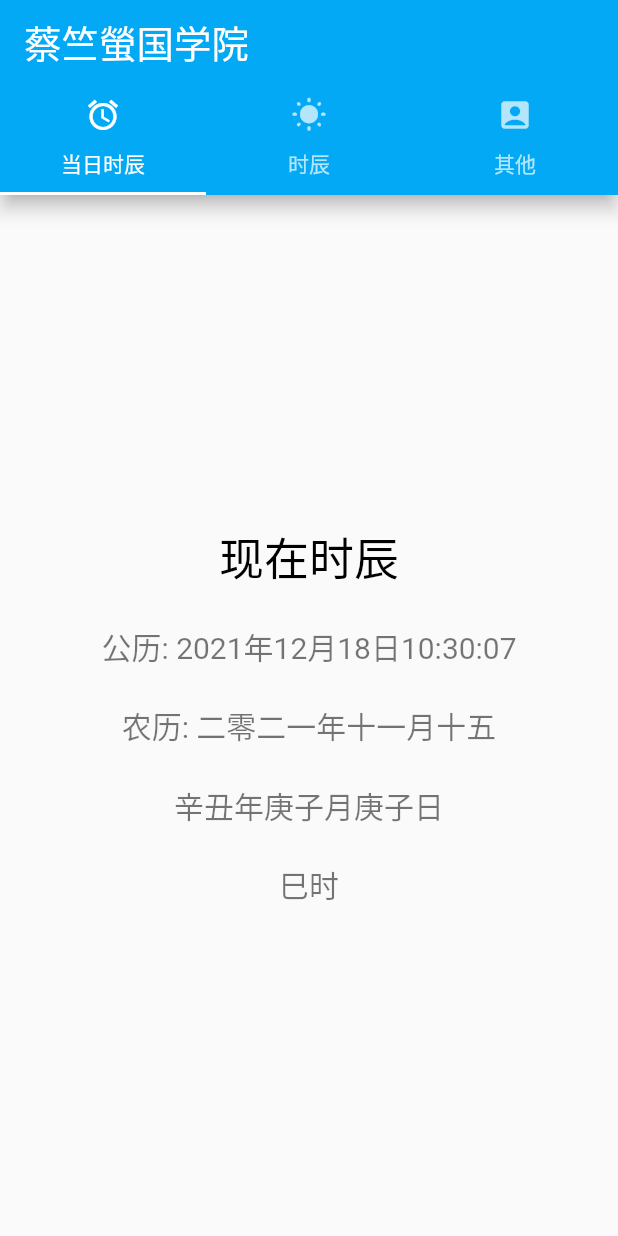
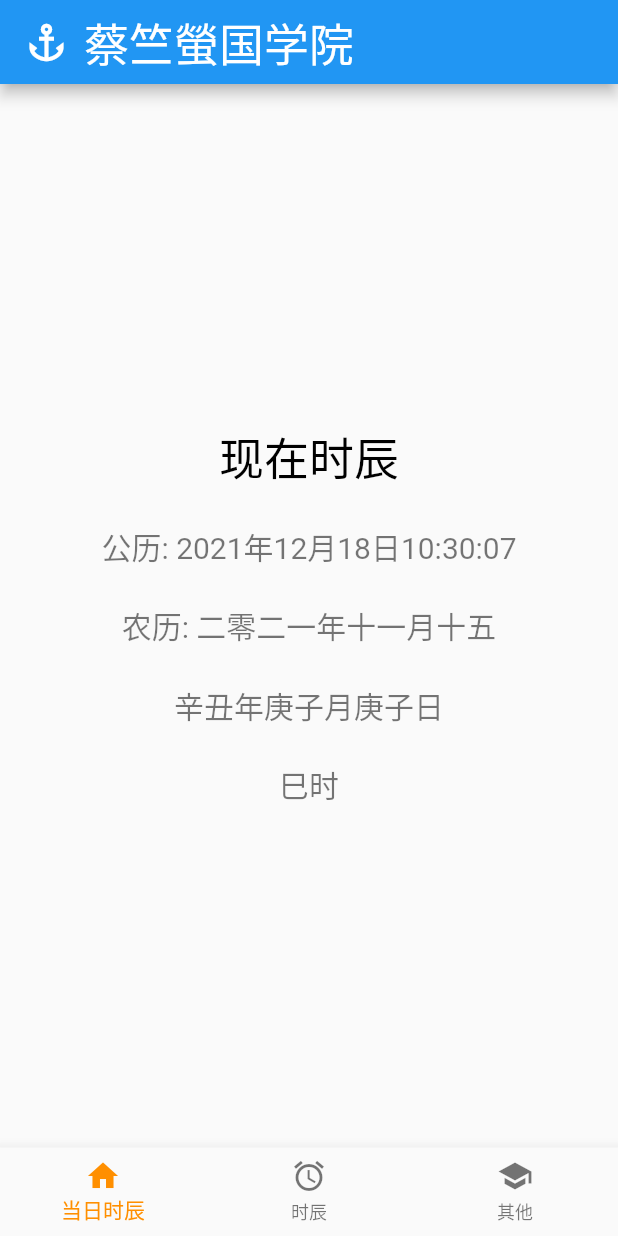
Before and after one commit to minghuwang/lunar_time, a Flutter app: the screen it shows after launch, on a phone screen of 412 x 824 dp. Run offline on Flutter 3.47's test engine with Material 2 defaults, Android fonts, the phone set to English and light mode, and no system bars.

Commit message:
replace tab with bottom nav

```diff
--- a/lib/main.dart
+++ b/lib/main.dart
@@ -17,9 +17,9 @@ class MyApp extends StatelessWidget {
     return MaterialApp(
       title: '时辰',
       debugShowCheckedModeBanner: false,
-      theme: ThemeData(
-        primarySwatch: Colors.blue,
-      ),
+      // theme: ThemeData(
+      //   primarySwatch: Colors.blue,
+      // ),
       home: MyHomePage(title: "当日时辰"),
     );
   }
@@ -263,64 +263,100 @@ class _MyHomePageState extends State<MyHomePage> {
     return ganZhiYear;
   }
 
+  int _selectedIndex = 0;
+  static const TextStyle optionStyle = TextStyle(fontSize: 30, fontWeight: FontWeight.bold);
+
+  void _onItemTapped(int index) {
+    setState(() {
+      _selectedIndex = index;
+    });
+  }
+
   @override
   Widget build(BuildContext context) {
-    // getCurrentTime();
-    // prepareSelectedSolarDate(selectedSolarDate);
-    // selectGanZhiHour = changeSolar2ganZhiHour(selectedTime.hour);
-    return DefaultTabController(
-        length: 3,
-        child: Scaffold(
+    List<Widget> _widgetOptions = [
+      currentGanZhi(),
+      selectedGanZhi(),
+      Text(
+        'Stub',
+        style: optionStyle,
+      ),
+    ];
+    return Scaffold(
       appBar: AppBar(
-            elevation: 5,
-            backgroundColor: Colors.lightBlue,
-            foregroundColor: Colors.white,
-            bottom: const TabBar(
-              indicatorColor: Colors.white,
-              // labelColor: Colors.pink,
-              tabs: [
-                // Tab(icon: Icon(Icons.directions_car)),
-                Tab(
-                  icon: Icon(
-                    Icons.access_alarm,
-                  ),
-                  text: "当日时辰",
-                ), //(text: "当日时辰"),
-                // Tab(icon: Icon(Icons.directions_transit)),
-                Tab(
-                    icon: Icon(
-                      Icons.wb_sunny_rounded,
-                    ),
-                    text: "时辰"),
-                // Tab(icon: Icon(Icons.directions_bike)),
-                Tab(
-                    icon: Icon(
-                      Icons.account_box,
-                    ),
-                    text: "其他"),
-              ],
-            ),
-            title: Text(
+          // elevation: 5,
+          // backgroundColor: Colors.lightBlue,
+          // foregroundColor: Colors.white,
+          // bottom: const TabBar(
+          //   indicatorColor: Colors.white,
+          //   // labelColor: Colors.pink,
+          //   tabs: [
+          //     // Tab(icon: Icon(Icons.directions_car)),
+          //     Tab(
+          //       icon: Icon(
+          //         Icons.access_alarm,
+          //       ),
+          //       text: "当日时辰",
+          //     ), //(text: "当日时辰"),
+          //     // Tab(icon: Icon(Icons.directions_transit)),
+          //     Tab(
+          //         icon: Icon(
+          //           Icons.wb_sunny_rounded,
+          //         ),
+          //         text: "时辰"),
+          //     // Tab(icon: Icon(Icons.directions_bike)),
+          //     Tab(
+          //         icon: Icon(
+          //           Icons.account_box,
+          //         ),
+          //         text: "其他"),
+          //   ],
+          // ),
+          title: Row(children: [
+        Padding(
+            padding: const EdgeInsets.only(top: 30, bottom: 30, right: 10),
+            child: Icon(Icons.anchor, size: 30)),
+        Padding(
+          padding: const EdgeInsets.only(top: 30, bottom: 30),
+          child: Text(
             "蔡竺螢国学院",
-              style: TextStyle(color: Colors.white, fontSize: 25),
+            style: TextStyle(fontSize: 30),
           ),
         ),
-          body: TabBarView(
-            children: [
-              currentGanZhi(),
-              selectedGanZhi(),
-              Icon(Icons.directions_bike),
+      ])),
+      body: Center(
+        child: _widgetOptions.elementAt(_selectedIndex),
+        // child: _selectedIndex == 0? currentGanZhi():
+        // ((_selectedIndex == 1)?selectedGanZhi():Text("test",)),
+      ),
+      bottomNavigationBar: BottomNavigationBar(
+        items: const <BottomNavigationBarItem>[
+          BottomNavigationBarItem(
+            icon: Icon(Icons.home),
+            label: '当日时辰',
+          ),
+          BottomNavigationBarItem(
+            icon: Icon(Icons.access_alarm),
+            label: '时辰',
+          ),
+          BottomNavigationBarItem(
+            icon: Icon(Icons.school),
+            label: '其他',
+          ),
         ],
+        currentIndex: _selectedIndex,
+        selectedItemColor: Colors.amber[800],
+        onTap: _onItemTapped,
       ),
       // floatingActionButton: FloatingActionButton(
       //   onPressed: getCurrentTime,
       //   tooltip: '刷新',
       //   child: Icon(Icons.refresh
       //   ),),
-        )); // This trailing comma makes auto-formatting nicer for build methods.
+    ); // This trailing comma makes auto-formatting nicer for build methods.
   }
 
-  Widget currentGanZhi() {
+  static Widget currentGanZhi() {
     return Center(
       child: Column(
         mainAxisAlignment: MainAxisAlignment.center,
```
Lines whose indentation alone changed are shown as unchanged.
